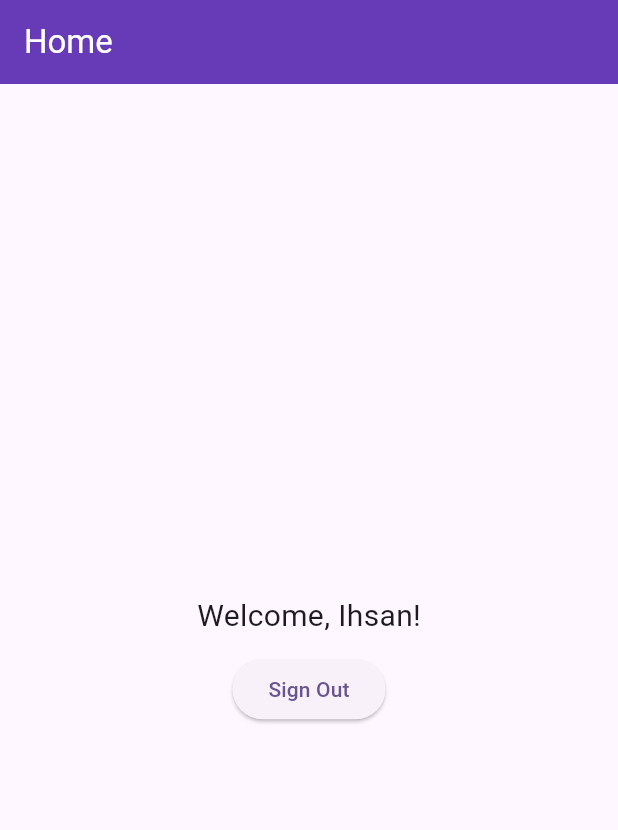
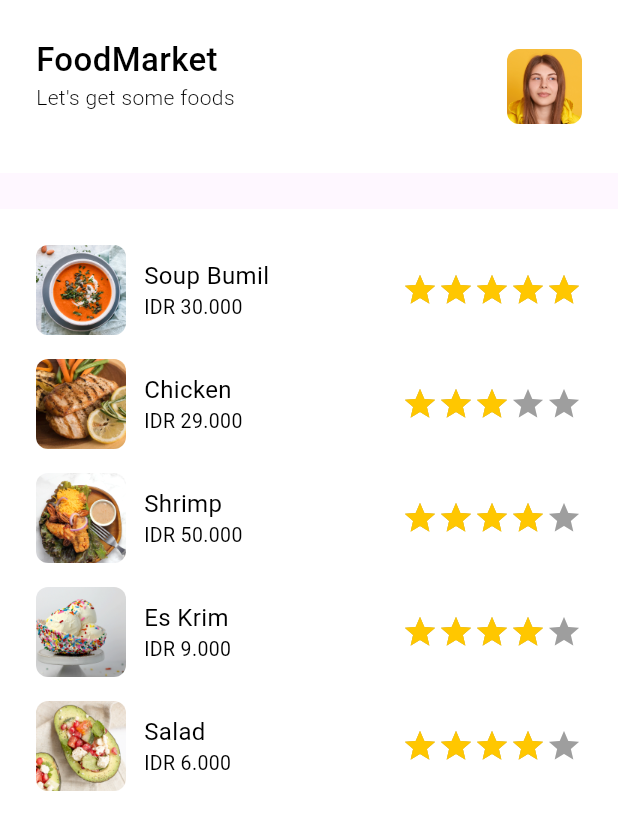
Before and after one commit to ihsanfrr/mp2-assignment-2, a Flutter app: the HomeScreen screen opened directly, on a phone screen of 412 x 824 dp. Shown: the top 830 px of the screen. Run offline on Flutter 3.47's test engine with Material 3 defaults, Android fonts, the phone set to English and light mode, and no system bars.

Commit message:
UTS - Listview

```diff
--- a/lib/screens/auth/auth_screen.dart
+++ b/lib/screens/auth/auth_screen.dart
@@ -1,5 +1,5 @@
 import 'package:flutter/material.dart';
-import 'package:foodmarket/screens/home/home_screen.dart';
+import 'package:foodmarket/screens/home/home_wrapper.dart';
 
 class AuthScreen extends StatefulWidget {
   const AuthScreen({super.key});
@@ -47,7 +47,7 @@ class _AuthScreenState extends State<AuthScreen> {
         Navigator.pushReplacement(
           context,
           MaterialPageRoute(
-            builder: (context) => const HomeScreen(),
+            builder: (context) => const HomeWrapper(),
           ),
         );
       } else {
@@ -119,7 +119,7 @@ class _AuthScreenState extends State<AuthScreen> {
                 ElevatedButton(
                   onPressed: () => signIn(),
                   style: ElevatedButton.styleFrom(
-                    backgroundColor: Colors.deepPurple,
+                    backgroundColor: const Color(0xFFFFC700),
                     minimumSize: const Size(double.infinity, 50),
                   ),
                   child: const Text(
--- /dev/null
+++ b/lib/screens/home/food_model.dart
@@ -0,0 +1,16 @@
+class FoodModel {
+  String image;
+  String name;
+  String price;
+  double rating;
+
+  FoodModel(this.image, this.name, this.price, this.rating);
+}
+
+List<FoodModel> foods = [
+  FoodModel('assets/soup.png', 'Soup Bumil', 'IDR 30.000', 5),
+  FoodModel('assets/chicken.png', 'Chicken', 'IDR 29.000', 3),
+  FoodModel('assets/shrimp.png', 'Shrimp', 'IDR 50.000', 4),
+  FoodModel('assets/es-tongtong.png', 'Es Krim', 'IDR 9.000', 4),
+  FoodModel('assets/salad.png', 'Salad', 'IDR 6.000', 4),
+];
--- a/lib/screens/home/home_screen.dart
+++ b/lib/screens/home/home_screen.dart
@@ -1,5 +1,5 @@
 import 'package:flutter/material.dart';
-import 'package:foodmarket/screens/auth/auth_screen.dart';
+import './food_model.dart';
 
 class HomeScreen extends StatelessWidget {
   const HomeScreen({super.key});
@@ -7,36 +7,176 @@ class HomeScreen extends StatelessWidget {
   @override
   Widget build(BuildContext context) {
     return Scaffold(
-      appBar: AppBar(
-        title: const Text(
-          "Home",
-          style: TextStyle(color: Colors.white),
-        ),
-        backgroundColor: Colors.deepPurple,
-      ),
-      body: Center(
+      body: SafeArea(
         child: Column(
-          mainAxisAlignment: MainAxisAlignment.center,
+          crossAxisAlignment: CrossAxisAlignment.start,
           children: [
-            const Text(
-              "Welcome, Ihsan!",
-              style: TextStyle(fontSize: 20),
+            SizedBox(
+              height: MediaQuery.of(context).size.height * 0.14,
+              child: const HeaderWidget(
+                title: "FoodMarket",
+                subtitle: "Let's get some foods",
+                isHome: true,
+              ),
             ),
-            const SizedBox(height: 10),
-            ElevatedButton(
-              onPressed: () {
-                Navigator.pushReplacement(
-                  context,
-                  MaterialPageRoute(
-                    builder: (context) => const AuthScreen(),
+            const SizedBox(height: 24),
+            Flexible(
+              child: Container(
+                padding: const EdgeInsets.all(24),
+                color: Colors.white,
+                // height: MediaQuery.of(context).size.height * 0.6,
+                child: ListView(
+                  children: List.generate(
+                    foods.length,
+                    (i) => FoodWidget(
+                      foodModel: foods[i],
+                    ),
                   ),
-                );
-              },
-              child: const Text("Sign Out"),
-            ),
+                ),
+              ),
+            )
           ],
         ),
       ),
     );
   }
 }
+
+class FoodWidget extends StatelessWidget {
+  final FoodModel foodModel;
+
+  const FoodWidget({
+    required this.foodModel,
+    super.key,
+  });
+
+  @override
+  Widget build(BuildContext context) {
+    return Container(
+      margin: const EdgeInsets.only(bottom: 16),
+      child: Row(
+        mainAxisAlignment: MainAxisAlignment.spaceBetween,
+        children: [
+          Row(
+            crossAxisAlignment: CrossAxisAlignment.center,
+            children: [
+              Container(
+                width: 60,
+                height: 60,
+                decoration: BoxDecoration(
+                  borderRadius: BorderRadius.circular(8),
+                  image: DecorationImage(
+                    image: AssetImage(foodModel.image),
+                  ),
+                ),
+              ),
+              const SizedBox(
+                width: 12,
+              ),
+              Column(
+                crossAxisAlignment: CrossAxisAlignment.start,
+                children: [
+                  Text(
+                    foodModel.name,
+                    style: const TextStyle(
+                      color: Colors.black,
+                      fontSize: 16,
+                    ),
+                  ),
+                  Text(
+                    foodModel.price,
+                    style: const TextStyle(
+                      color: Colors.black,
+                      fontSize: 13,
+                    ),
+                  )
+                ],
+              )
+            ],
+          ),
+          Stack(
+            children: [
+              Row(
+                children: List.generate(
+                  5,
+                  (i) => const Icon(
+                    Icons.star,
+                    color: Colors.grey,
+                  ),
+                ),
+              ),
+              Row(
+                children: List.generate(
+                  foodModel.rating.toInt(),
+                  (i) => const Icon(
+                    Icons.star,
+                    color: Color(0xFFFFC700),
+                  ),
+                ),
+              ),
+            ],
+          )
+        ],
+      ),
+    );
+  }
+}
+
+class HeaderWidget extends StatelessWidget {
+  final String title;
+  final String subtitle;
+  final bool? isHome;
+
+  const HeaderWidget({
+    required this.title,
+    required this.subtitle,
+    this.isHome,
+    super.key,
+  });
+
+  @override
+  Widget build(BuildContext context) {
+    return Container(
+      color: Colors.white,
+      padding: const EdgeInsets.all(24),
+      child: Row(
+        mainAxisAlignment: MainAxisAlignment.spaceBetween,
+        crossAxisAlignment: CrossAxisAlignment.center,
+        children: [
+          Column(
+            crossAxisAlignment: CrossAxisAlignment.start,
+            children: [
+              Text(
+                title,
+                style: const TextStyle(
+                  color: Colors.black,
+                  fontSize: 22,
+                  fontWeight: FontWeight.w500,
+                ),
+              ),
+              Text(
+                subtitle,
+                style: const TextStyle(
+                  color: Colors.black,
+                  fontWeight: FontWeight.w300,
+                ),
+              )
+            ],
+          ),
+          isHome != null
+              ? Container(
+                  width: 50,
+                  height: 50,
+                  decoration: BoxDecoration(
+                      borderRadius: BorderRadius.circular(8),
+                      image: const DecorationImage(
+                        image: AssetImage('assets/profile.png'),
+                        fit: BoxFit.cover,
+                      )),
+                )
+              : Container(),
+        ],
+      ),
+    );
+  }
+}
--- /dev/null
+++ b/lib/screens/order/order_model.dart
@@ -0,0 +1,16 @@
+import 'package:foodmarket/screens/home/food_model.dart';
+
+class OrderModel {
+  FoodModel foodModel;
+  int qty;
+  String status;
+  DateTime dateTime;
+
+  OrderModel(this.foodModel, this.qty, this.dateTime, this.status);
+}
+
+List<OrderModel> orders = [
+  OrderModel(foods[2], 2, DateTime(2024, 11, 20, 16, 08, 01), 'pastOrder'),
+  OrderModel(foods[1], 1, DateTime(2024, 11, 20, 20, 31, 10), 'inProgress'),
+  OrderModel(foods[4], 4, DateTime(2024, 11, 21, 08, 19, 20), 'inProgress'),
+];
--- a/pubspec.yaml
+++ b/pubspec.yaml
@@ -59,8 +59,8 @@ flutter:
   uses-material-design: true
 
   # To add assets to your application, add an assets section, like this:
-  # assets:
-  #   - images/a_dot_burr.jpeg
+  assets:
+    - assets/
   #   - images/a_dot_ham.jpeg
 
   # An image asset can refer to one or more resolution-specific "variants", see
```
Also changed, not shown: lib/screens/home/home_wrapper.dart (added, +57 -0 lines), lib/screens/home/menu_model.dart (added, +9 -0 lines), lib/screens/order/order_screen.dart (added, +162 -0 lines), lib/screens/profile/profile_screen.dart (added, +64 -0 lines), assets/chicken.png (added), assets/es-tongtong.png (added), assets/profile.png (added), assets/salad.png (added), assets/shrimp.png (added), assets/soup.png (added).
